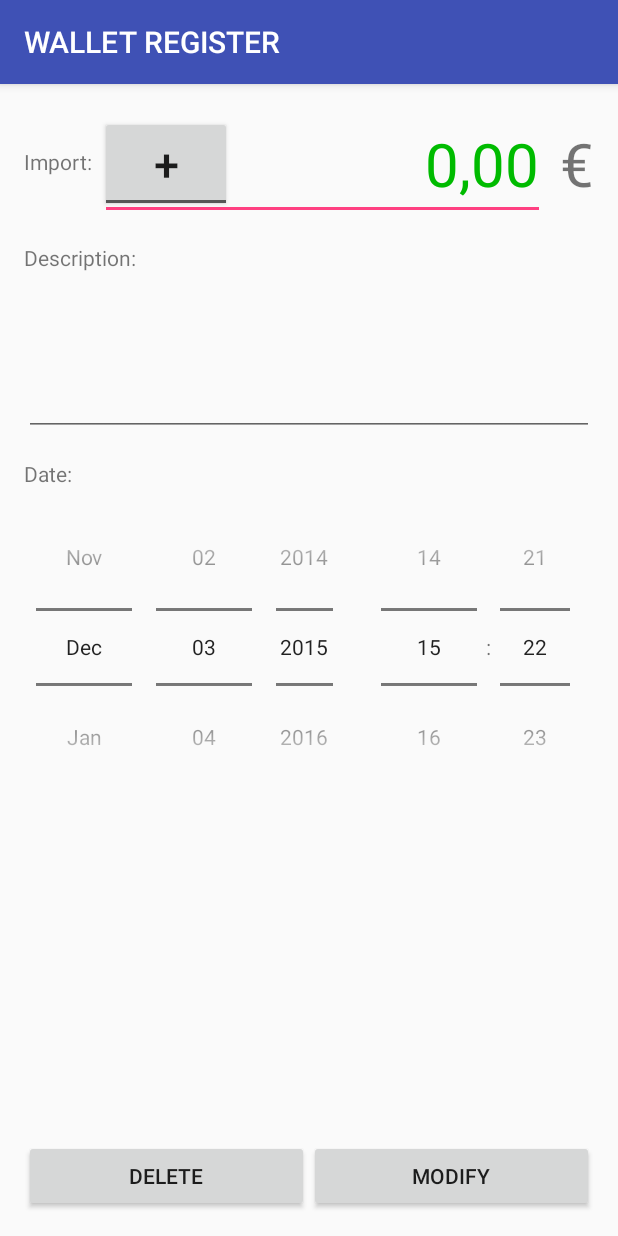
After one commit to joelbarba/WLT_REG, an Android app: the DetailMovActivity screen opened directly, with no data from a screen before it, on a phone screen of 412 x 824 dp. The commit adds this screen. Run offline under Robolectric (Android 15) with nearby library versions, the phone set to English and light mode, and no system bars; 1 statement that could not run was skipped.

Commit message:
Alpha test 3 (modify mov detail first test)

```diff
--- a/app/src/main/AndroidManifest.xml
+++ b/app/src/main/AndroidManifest.xml
@@ -18,7 +18,8 @@
                 <category android:name="android.intent.category.LAUNCHER" />
             </intent-filter>
         </activity>
-        <activity android:name=".ListMovsActivity"></activity>
+        <activity android:name=".ListMovsActivity" />
+        <activity android:name=".DetailMovActivity"></activity>
     </application>
 
 </manifest>
--- /dev/null
+++ b/app/src/main/java/barba/joel/wlt_reg/C_Moviment.java
@@ -0,0 +1,40 @@
+package barba.joel.wlt_reg;
+
+import java.util.Date;
+
+/**
+ * Created by barba on 3/12/15.
+ */
+public class C_Moviment {
+
+    public int id_mov;
+    public double import_mov;
+    public String desc_mov;
+    public Date data_mov;
+    public String geopos_mov;
+    public double saldo_post;
+
+    public String import_editat;
+    public String saldo_post_editat;
+    public String data_editada;
+    public String signe;
+
+    public C_Moviment() {
+        this.id_mov = 0;
+        this.import_mov = 0;
+        this.desc_mov = "";
+        this.data_mov = null;
+        this.geopos_mov = "";
+        this.saldo_post = 0;
+        this.import_editat = "0,00";
+        this.saldo_post_editat = "0,00";
+        this.data_editada = "";
+        this.signe = "";
+    }
+
+    public void loadMovDB(int id_mov) {
+
+    }
+
+
+}
--- /dev/null
+++ b/app/src/main/java/barba/joel/wlt_reg/DetailMovActivity.java
@@ -0,0 +1,119 @@
+package barba.joel.wlt_reg;
+
+import android.content.Context;
+import android.content.Intent;
+import android.support.v7.app.AppCompatActivity;
+import android.os.Bundle;
+import android.view.View;
+import android.widget.Button;
+import android.widget.DatePicker;
+import android.widget.EditText;
+import android.widget.TimePicker;
+import android.widget.Toast;
+import android.widget.ToggleButton;
+
+public class DetailMovActivity extends AppCompatActivity {
+
+    final Context context = this;
+    private static final String LOGTAG = "DetailMovActivity";
+    private DBManager DB_WR = null;
+
+    private C_Moviment mov = new C_Moviment();
+
+    @Override
+    protected void onCreate(Bundle savedInstanceState) {
+        super.onCreate(savedInstanceState);
+        setContentView(R.layout.activity_detail_mov);
+
+        final EditText      input_import_mov    = (EditText)        findViewById(R.id.input_import_mov);
+        final ToggleButton  toggle_import_sign  = (ToggleButton)    findViewById(R.id.toggle_import_sign);
+        final EditText      input_desc_mov      = (EditText)        findViewById(R.id.input_desc_mov);
+        final DatePicker    mov_det_datePicker  = (DatePicker)      findViewById(R.id.mov_det_datePicker);
+        final TimePicker    mov_det_timePicker  = (TimePicker)      findViewById(R.id.mov_det_timePicker);
+
+        Button button_del_mov           = (Button) findViewById(R.id.button_del_mov);
+        Button button_mod_mov           = (Button) findViewById(R.id.button_mod_mov);
+
+
+        mov_det_timePicker.setIs24HourView(true);
+        mov_det_timePicker.buildLayer();
+        mov_det_datePicker.buildLayer();
+        mov_det_datePicker.setScaleX((float) 1);
+
+        // Recuperar el ID a mostrar
+        Bundle b = this.getIntent().getExtras();
+        this.mov.id_mov = Integer.parseInt(b.getString("ID_ULT_MOV"));
+
+        DB_WR = new DBManager(getApplicationContext()); // Crear l'interface amb la DB
+        DB_WR.open();
+
+        // Carregar info del moviment i mostrar-la
+        this.mov = DB_WR.get_mov_info(this.mov.id_mov);
+        input_desc_mov.setText(this.mov.desc_mov);
+
+        input_import_mov.setText(this.mov.import_editat);
+        if (this.mov.signe == "-")  {
+            toggle_import_sign.setChecked(true);
+            input_import_mov.setTextColor(getResources().getColor(R.color.colorImpNeg));
+        } else {
+            toggle_import_sign.setChecked(false);
+            input_import_mov.setTextColor(getResources().getColor(R.color.colorImpPos));
+        }
+
+
+
+        // mov_det_datePicker = ...
+        // mov_det_timePicker = ...
+
+
+        toggle_import_sign.setOnClickListener(new View.OnClickListener() {
+            @Override
+            public void onClick(View v) {
+                if (toggle_import_sign.isChecked())  {
+                    input_import_mov.setTextColor(getResources().getColor(R.color.colorImpNeg));
+                } else {
+                    input_import_mov.setTextColor(getResources().getColor(R.color.colorImpPos));
+                }
+            }
+        });
+
+
+
+        // Boto eliminar moviment
+        button_del_mov.setOnClickListener(new View.OnClickListener() {
+            @Override
+            public void onClick(View v) {
+
+                finish();
+            }
+        });
+
+        // Boto modificar moviment
+        button_mod_mov.setOnClickListener(new View.OnClickListener() {
+            @Override
+            public void onClick(View v) {
+
+                C_Moviment mov_tmp = new C_Moviment();
+                mov_tmp.id_mov          = mov.id_mov;
+                mov_tmp.import_editat   = input_import_mov.getText().toString();
+                mov_tmp.desc_mov        = input_desc_mov.getText().toString();
+
+                if (toggle_import_sign.isChecked()) { mov_tmp.signe = "-"; }
+                else                                { mov_tmp.signe = ""; }
+
+                if (DB_WR.set_mov_DB(mov_tmp)) {
+                    finish();
+                } else {
+                    mostrar_avis("Error. Try again");
+                }
+            }
+        });
+
+    }
+
+    private void mostrar_avis(String text){
+        Toast toast = Toast.makeText(getApplicationContext(), text, Toast.LENGTH_SHORT);
+        toast.show();
+    }
+
+}
--- /dev/null
+++ b/app/src/main/res/layout/activity_detail_mov.xml
@@ -0,0 +1,177 @@
+<?xml version="1.0" encoding="utf-8"?>
+<RelativeLayout xmlns:android="http://schemas.android.com/apk/res/android"
+    xmlns:tools="http://schemas.android.com/tools"
+    android:layout_width="match_parent"
+    android:layout_height="match_parent"
+    android:paddingBottom="@dimen/activity_vertical_margin"
+    android:paddingLeft="@dimen/activity_horizontal_margin"
+    android:paddingRight="@dimen/activity_horizontal_margin"
+    android:paddingTop="@dimen/activity_vertical_margin"
+    android:id="@+id/RelativeLayoutMovsDetalis"
+    tools:context="barba.joel.wlt_reg.DetailMovActivity">
+
+    <TextView
+        android:layout_width="wrap_content"
+        android:layout_height="wrap_content"
+        android:text="Import:"
+        android:id="@+id/textView3"
+        android:layout_marginTop="26dp"
+        android:layout_alignParentTop="true"
+        android:layout_alignParentLeft="true"
+        android:layout_alignParentStart="true" />
+
+    <EditText
+        android:layout_width="wrap_content"
+        android:layout_height="wrap_content"
+        android:inputType="numberSigned"
+        android:id="@+id/input_import_mov"
+        android:layout_alignTop="@+id/textView3"
+        android:text="20,00"
+        android:textSize="40dp"
+        android:textAlignment="textEnd"
+        android:layout_toLeftOf="@+id/textView4"
+        android:layout_toStartOf="@+id/textView4"
+        android:layout_toRightOf="@+id/toggle_import_sign"
+        android:layout_alignLeft="@+id/toggle_import_sign"
+        android:layout_alignParentTop="true"
+        android:digits="0123456789," />
+
+    <TextView
+        android:layout_width="wrap_content"
+        android:layout_height="wrap_content"
+        android:text=" €"
+        android:id="@+id/textView4"
+        android:layout_alignBaseline="@+id/input_import_mov"
+        android:layout_alignBottom="@+id/input_import_mov"
+        android:layout_alignParentRight="true"
+        android:layout_alignParentEnd="true"
+        android:textSize="40dp" />
+
+    <ToggleButton
+        android:layout_width="wrap_content"
+        android:layout_height="wrap_content"
+        android:text="New ToggleButton"
+        android:id="@+id/toggle_import_sign"
+        android:layout_alignTop="@+id/textView3"
+        android:layout_toRightOf="@+id/textView3"
+        android:layout_alignBottom="@+id/input_import_mov"
+        android:layout_alignParentStart="false"
+        android:layout_alignParentTop="true"
+        android:textOff="+"
+        android:textOn="-"
+        android:textSize="30dp"
+        android:textAlignment="center"
+        android:layout_marginLeft="5dp"
+        android:layout_marginTop="5dp"
+        android:layout_marginBottom="5dp" />
+
+    <TextView
+        android:layout_width="wrap_content"
+        android:layout_height="wrap_content"
+        android:text="Description:"
+        android:id="@+id/textView5"
+        android:layout_marginTop="15dp"
+        android:layout_below="@+id/input_import_mov"
+        android:layout_alignParentLeft="true"
+        android:layout_alignParentStart="true" />
+
+    <EditText
+        android:layout_width="wrap_content"
+        android:layout_height="wrap_content"
+        android:inputType="textMultiLine"
+        android:ems="10"
+        android:id="@+id/input_desc_mov"
+        android:lines="4"
+        android:layout_below="@+id/textView5"
+        android:layout_alignParentLeft="true"
+        android:layout_alignParentStart="true"
+        android:layout_alignParentRight="true"
+        android:layout_alignParentEnd="true"
+        android:text="type here your description about the movement. Something that helps you remember why you did that" />
+
+    <TextView
+        android:layout_width="wrap_content"
+        android:layout_height="wrap_content"
+        android:text="Date:"
+        android:id="@+id/textView6"
+        android:layout_below="@+id/input_desc_mov"
+        android:layout_alignParentLeft="true"
+        android:layout_alignParentStart="true"
+        android:layout_marginTop="15dp" />
+
+    <LinearLayout
+        android:layout_width="match_parent"
+        android:layout_height="wrap_content"
+        android:orientation="vertical"
+        android:weightSum="2"
+        android:layout_alignParentBottom="true"
+        android:id="@+id/linearLayout">
+
+        <LinearLayout
+            android:layout_width="match_parent"
+            android:layout_height="wrap_content"
+            android:orientation="horizontal">
+
+            <Button
+                android:layout_width="match_parent"
+                android:layout_height="wrap_content"
+                android:layout_weight="1"
+                android:text="DELETE"
+                android:id="@+id/button_del_mov" />
+
+            <Button
+                android:layout_width="match_parent"
+                android:layout_height="wrap_content"
+                android:layout_weight="1"
+                android:text="MODIFY"
+                android:id="@+id/button_mod_mov" />
+
+        </LinearLayout>
+    </LinearLayout>
+
+
+    <LinearLayout
+        android:layout_width="match_parent"
+        android:layout_height="wrap_content"
+        android:orientation="vertical"
+        android:weightSum="12"
+        android:layout_below="@+id/textView6"
+        android:layout_above="@+id/linearLayout">
+
+        <LinearLayout
+            android:layout_width="match_parent"
+            android:layout_height="wrap_content"
+            android:orientation="horizontal">
+
+            <DatePicker
+                android:layout_width="match_parent"
+                android:layout_height="wrap_content"
+                android:layout_weight="5"
+                android:id="@+id/mov_det_datePicker"
+                android:datePickerMode="spinner"
+                android:contextClickable="false"
+                android:calendarViewShown="false"
+                android:importantForAccessibility="yes"
+                android:spinnersShown="true"
+                android:outlineProvider="none"
+                android:textAlignment="center"
+                android:layout_alignParentLeft="true"
+                android:layout_alignParentStart="true" />
+
+            <TimePicker
+                android:layout_width="match_parent"
+                android:layout_height="wrap_content"
+                android:layout_weight="7"
+                android:id="@+id/mov_det_timePicker"
+                android:timePickerMode="spinner"
+                android:layout_alignTop="@+id/datePicker"
+                android:layout_toRightOf="@+id/datePicker"
+                android:layout_toEndOf="@+id/datePicker"/>
+
+        </LinearLayout>
+    </LinearLayout>
+
+
+
+
+</RelativeLayout>
--- a/app/src/main/res/menu/menu_main.xml
+++ b/app/src/main/res/menu/menu_main.xml
@@ -7,4 +7,9 @@
         android:orderInCategory="100"
         android:title="@string/action_settings"
         app:showAsAction="never" />
+    <item
+        android:id="@+id/mov_list_show"
+        android:orderInCategory="200"
+        android:title="@string/menu_llista"
+        app:showAsAction="never" />
 </menu>
--- a/app/src/main/res/values/strings.xml
+++ b/app/src/main/res/values/strings.xml
@@ -1,4 +1,5 @@
 <resources>
-    <string name="app_name">WLT_REG</string>
+    <string name="app_name">WALLET REGISTER</string>
     <string name="action_settings">Settings</string>
+    <string name="menu_llista">Show List</string>
 </resources>
```
Also changed, not shown: app/src/main/java/barba/joel/wlt_reg/DBManager.java (+96 -13 lines), app/src/main/java/barba/joel/wlt_reg/ListMovsActivity.java (+23 -4 lines), app/src/main/java/barba/joel/wlt_reg/MainActivity.java (+44 -36 lines).
